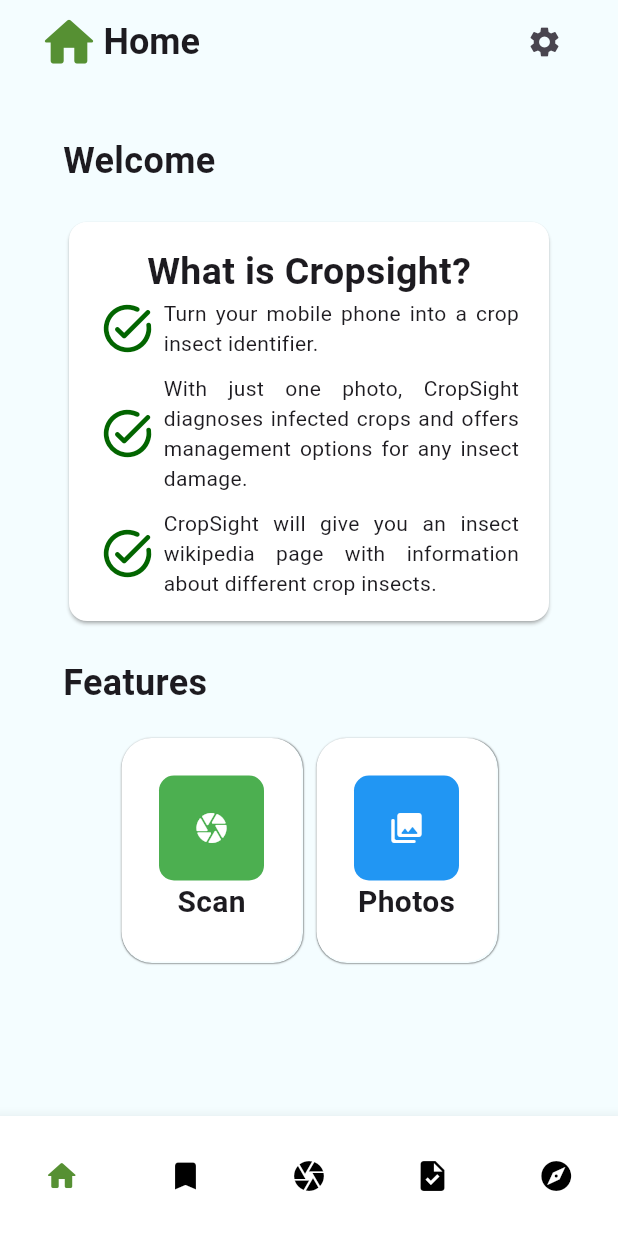
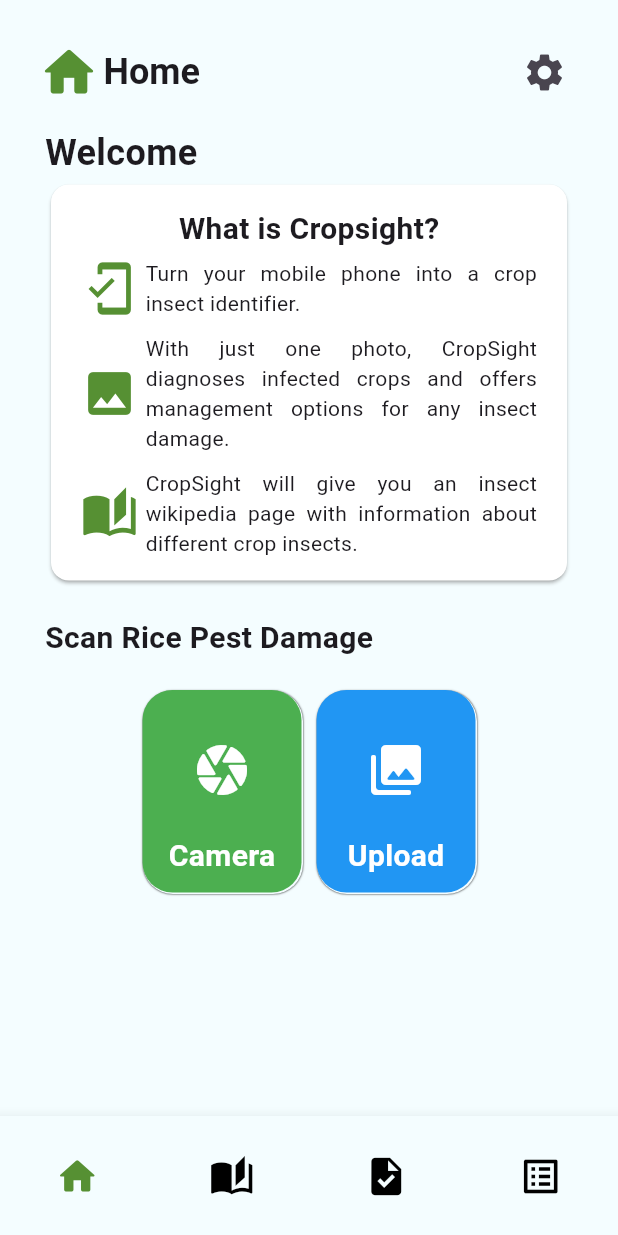
Before and after one commit to karlmacas29/cropsight-capstone-main, a Flutter app: the screen it shows after launch, after a tap on an icon or button, on a phone screen of 412 x 824 dp. Run offline on Flutter 3.47's test engine with Material 3 defaults, Android fonts, the phone set to English and light mode, and no system bars; drawn by our look-alikes of animated_bottom_navigation_bar; our stand-ins replace file_picker, flutter_carousel_widget, image_picker, permission_handler, shared_preferences; missing offline and left inert: tflite_v2.

Commit message:
modified:   lib/views/descript/information.dart 	deleted:    lib/views/navigation/bookmark.dart 	modified:   lib/views/navigation/home.dart 	renamed:    lib/views/navigation/homepage.dart -> lib/views/navigation/nav_page.dart 	modified:   lib/views/navigation/reports.dart 	modified:   lib/views/navigation/solution.dart 	modified:   lib/views/splash.dart 	modified:   lib/views/welcome.dart 	modified:   pubspec.lock

```diff
--- a/lib/views/descript/information.dart
+++ b/lib/views/descript/information.dart
@@ -154,9 +154,11 @@ class _InfoPageState extends State<InfoPage> {
                     ),
                   ),
                 ],
-                  options: CarouselOptions(
+                options: ExpandableCarouselOptions(
                   showIndicator: true,
-                      slideIndicator: const CircularSlideIndicator())),
+                  slideIndicator: const CircularSlideIndicator(),
+                ),
+              ),
               const SizedBox(
                 height: 10,
               ),
--- a/lib/views/navigation/home.dart
+++ b/lib/views/navigation/home.dart
@@ -77,7 +77,7 @@ class _HomeTabState extends State<HomeTab> {
   @override
   Widget build(BuildContext context) {
     return Padding(
-      padding: const EdgeInsets.symmetric(horizontal: 42, vertical: 10),
+      padding: const EdgeInsets.symmetric(horizontal: 30, vertical: 5),
       child: ListView(
         scrollDirection: Axis.vertical,
         children: [
@@ -88,9 +88,6 @@ class _HomeTabState extends State<HomeTab> {
               fontWeight: FontWeight.bold,
             ),
             textAlign: TextAlign.start,
-          ),
-          const SizedBox(
-            height: 20,
           ),
           Card(
             shadowColor: Colors.grey,
@@ -103,15 +100,17 @@ class _HomeTabState extends State<HomeTab> {
                 crossAxisAlignment: CrossAxisAlignment.center,
                 mainAxisAlignment: MainAxisAlignment.center,
                 children: [
-                  Text('What is Cropsight?',
-                      style:
-                          TextStyle(fontSize: 25, fontWeight: FontWeight.bold)),
+                  Text(
+                    'What is Cropsight?',
+                    style: TextStyle(fontSize: 20, fontWeight: FontWeight.bold),
+                  ),
+                  SizedBox(height: 5),
                   Row(
                     crossAxisAlignment: CrossAxisAlignment.center,
                     children: [
                       Icon(
-                        Icons.task_alt_rounded,
-                        color: Color.fromRGBO(2, 101, 0, 1),
+                        Icons.mobile_friendly,
+                        color: Color.fromRGBO(86, 144, 51, 1),
                         size: 38,
                       ),
                       SizedBox(
@@ -135,8 +134,8 @@ class _HomeTabState extends State<HomeTab> {
                     crossAxisAlignment: CrossAxisAlignment.center,
                     children: [
                       Icon(
-                        Icons.task_alt_rounded,
-                        color: Color.fromRGBO(2, 101, 0, 1),
+                        Icons.image,
+                        color: Color.fromRGBO(86, 144, 51, 1),
                         size: 38,
                       ),
                       SizedBox(
@@ -160,8 +159,8 @@ class _HomeTabState extends State<HomeTab> {
                     crossAxisAlignment: CrossAxisAlignment.center,
                     children: [
                       Icon(
-                        Icons.task_alt_rounded,
-                        color: Color.fromRGBO(2, 101, 0, 1),
+                        Icons.auto_stories,
+                        color: Color.fromRGBO(86, 144, 51, 1),
                         size: 38,
                       ),
                       SizedBox(
@@ -186,9 +185,9 @@ class _HomeTabState extends State<HomeTab> {
             height: 20,
           ),
           const Text(
-            'Features',
+            'Scan Rice Pest Damage',
             style: TextStyle(
-              fontSize: 24,
+              fontSize: 20,
               fontWeight: FontWeight.bold,
             ),
             textAlign: TextAlign.start,
@@ -214,13 +213,11 @@ class _HomeTabState extends State<HomeTab> {
                             blurRadius: 0.4,
                             offset: Offset.fromDirection(1))
                       ],
-                      color: Theme.of(context).brightness == Brightness.light
-                          ? Colors.white
-                          : const Color.fromARGB(255, 26, 26, 26),
+                      color: Colors.green,
                       borderRadius:
                           const BorderRadius.all(Radius.circular(20))),
                   child: Padding(
-                    padding: const EdgeInsets.all(25),
+                    padding: const EdgeInsets.all(10),
                     child: Column(
                       children: [
                         Container(
@@ -232,11 +229,14 @@ class _HomeTabState extends State<HomeTab> {
                             child: const Icon(
                               Icons.camera_rounded,
                               color: Colors.white,
+                              size: 40,
                             )),
                         const Text(
-                          'Scan',
+                          'Camera',
                           style: TextStyle(
-                              fontWeight: FontWeight.w700, fontSize: 20),
+                              fontWeight: FontWeight.w700,
+                              fontSize: 20,
+                              color: Colors.white),
                         ),
                       ],
                     ),
@@ -260,27 +260,34 @@ class _HomeTabState extends State<HomeTab> {
                             blurRadius: 0.4,
                             offset: Offset.fromDirection(1))
                       ],
-                      color: Theme.of(context).brightness == Brightness.light
-                          ? Colors.white
-                          : const Color.fromARGB(255, 26, 26, 26),
+                      color: Colors.blue,
                       borderRadius:
                           const BorderRadius.all(Radius.circular(20))),
                   child: Padding(
-                    padding: const EdgeInsets.all(25),
+                    padding: const EdgeInsets.all(10),
                     child: Column(
                       children: [
                         Container(
-                            padding: const EdgeInsets.all(23),
-                            decoration: const BoxDecoration(
-                                color: Colors.blue,
-                                borderRadius:
-                                    BorderRadius.all(Radius.circular(10))),
-                            child: const Icon(Icons.photo_library_rounded,
-                                color: Colors.white)),
+                          padding: const EdgeInsets.all(23),
+                          decoration: const BoxDecoration(
+                            color: Colors.blue,
+                            borderRadius: BorderRadius.all(
+                              Radius.circular(10),
+                            ),
+                          ),
+                          child: const Icon(
+                            Icons.photo_library_rounded,
+                            color: Colors.white,
+                            size: 40,
+                          ),
+                        ),
                         const Text(
-                          'Photos',
+                          'Upload',
                           style: TextStyle(
-                              fontWeight: FontWeight.w700, fontSize: 20),
+                            fontWeight: FontWeight.w700,
+                            fontSize: 20,
+                            color: Colors.white,
+                          ),
                         ),
                       ],
                     ),
--- a/lib/views/navigation/homepage.dart
+++ b/lib/views/navigation/nav_page.dart
@@ -1,6 +1,7 @@
 import 'package:animated_bottom_navigation_bar/animated_bottom_navigation_bar.dart';
 import 'package:cropsight/views/navigation/cropsight.dart';
 import 'package:cropsight/views/navigation/home.dart';
+import 'package:cropsight/views/navigation/reports.dart';
 import 'package:cropsight/views/navigation/settings.dart';
 import 'package:cropsight/views/navigation/solution.dart';
 import 'package:flutter/material.dart';
@@ -18,19 +19,17 @@ class _HomePageNavState extends State<HomePageNav> {
     const HomeTab(),
     const CropsightTab(),
     const SolutionTab(),
-    const Text('4'),
-    const Text('5')
+    const ReportPage(),
   ];
 
   final _iconappbar = [
     Icons.home_rounded,
-    Icons.bookmark,
-    Icons.camera,
+    Icons.auto_stories,
     Icons.task,
-    Icons.explore
+    Icons.list_alt
   ];
 
-  final _titleAppbar = ['Home', 'Cropsight', 'Solution'];
+  final _titleAppbar = ['Home', 'Cropsight', 'Solution', 'Reports'];
 
   @override
   Widget build(BuildContext context) {
@@ -42,6 +41,8 @@ class _HomePageNavState extends State<HomePageNav> {
         preferredSize: const Size.square(80),
         child: Container(
           padding: const EdgeInsets.symmetric(horizontal: 25),
+          child: Padding(
+            padding: const EdgeInsets.only(top: 20),
             child: AppBar(
               backgroundColor: Theme.of(context).brightness == Brightness.light
                   ? const Color.fromRGBO(244, 253, 255, 1)
@@ -49,6 +50,7 @@ class _HomePageNavState extends State<HomePageNav> {
               scrolledUnderElevation: 0.0,
               actions: [
                 IconButton(
+                    iconSize: 30,
                     onPressed: () {
                       Navigator.push(
                           context,
@@ -60,7 +62,7 @@ class _HomePageNavState extends State<HomePageNav> {
               leadingWidth: 28,
               leading: Icon(
                 _iconappbar[_currentIndex],
-                color: Color.fromRGBO(86, 144, 51, 1),
+                color: const Color.fromRGBO(86, 144, 51, 1),
                 size: 42,
               ),
               title: Text(
@@ -71,8 +73,13 @@ class _HomePageNavState extends State<HomePageNav> {
             ),
           ),
         ),
+      ),
       body: tabsnav[_currentIndex],
       bottomNavigationBar: AnimatedBottomNavigationBar(
+        backgroundColor: Theme.of(context).brightness == Brightness.light
+            ? const Color.fromRGBO(244, 253, 255, 1)
+            : const Color.fromARGB(255, 41, 41, 41),
+        iconSize: 30,
         height: 80,
         gapLocation: GapLocation.none,
         activeColor: const Color.fromRGBO(86, 144, 51, 1),
@@ -82,6 +89,8 @@ class _HomePageNavState extends State<HomePageNav> {
           setState(() {
             _currentIndex = index;
           });
-            }));
+        },
+      ),
+    );
   }
 }
--- a/lib/views/splash.dart
+++ b/lib/views/splash.dart
@@ -1,4 +1,4 @@
-import 'package:cropsight/views/navigation/homepage.dart';
+import 'package:cropsight/views/navigation/nav_page.dart';
 import 'package:cropsight/views/welcome.dart';
 import 'package:flutter/material.dart';
 import 'package:shared_preferences/shared_preferences.dart';
@@ -18,7 +18,7 @@ class _SplashScreenState extends State<SplashScreen> {
   }
 
   Future<void> _navigateToNextScreen() async {
-    await Future.delayed(Duration(seconds: 3)); // Delay for 3 seconds
+    await Future.delayed(const Duration(seconds: 3)); // Delay for 3 seconds
 
     SharedPreferences prefs = await SharedPreferences.getInstance();
     bool isFirstLaunch = prefs.getBool('isFirstLaunch') ?? true;
--- a/lib/views/welcome.dart
+++ b/lib/views/welcome.dart
@@ -1,4 +1,4 @@
-import 'package:cropsight/views/navigation/homepage.dart';
+import 'package:cropsight/views/navigation/nav_page.dart';
 import 'package:flutter/material.dart';
 
 class WelcomePageOne extends StatefulWidget {
```
Also changed, not shown: lib/views/navigation/bookmark.dart (deleted, +0 -15 lines), lib/views/navigation/reports.dart (+67 -5 lines), lib/views/navigation/solution.dart (+5 -2 lines), pubspec.lock. Lines whose indentation alone changed are shown as unchanged.
